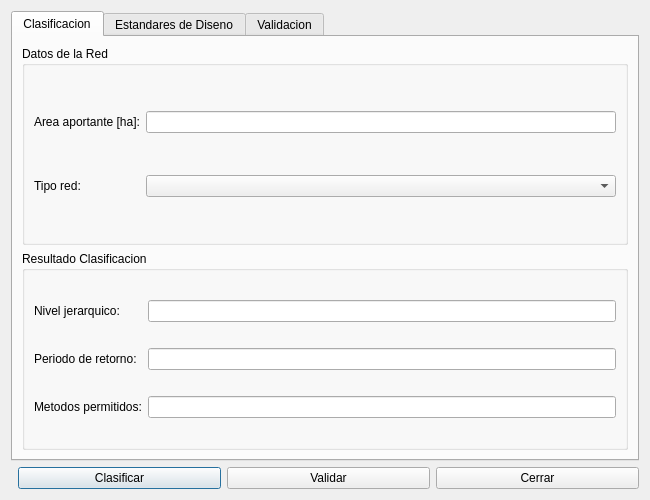
The window that core/ui/toolbars/mdu/mdu_network_hierarchy.ui (JoaquinAlvarado-py/giswater_qgis_plugin_CL) describes before a commit, drawn with Qt 5.
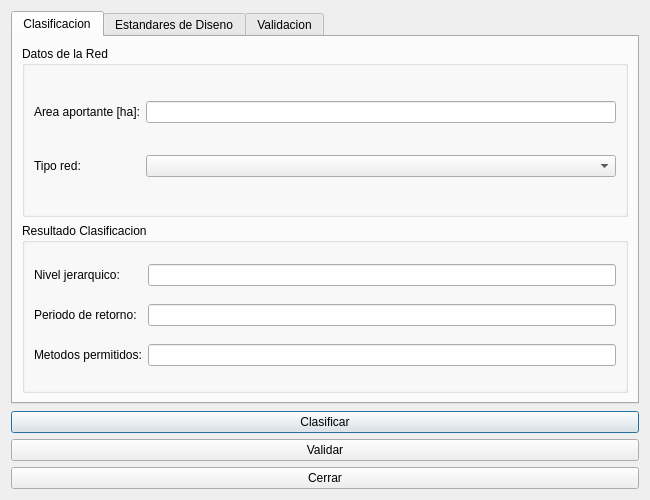
The same window after the commit.

Commit message:
fix: usar QGridLayout lyt_buttons en dialogos MDU
Corrige error 'no attribute lyt_buttons' al abrir dialogos.
Giswater requiere QGridLayout con nombre lyt_buttons para
agregar el boton de ayuda en los dialogos.

```diff
--- a/core/ui/toolbars/mdu/mdu_network_hierarchy.ui
+++ b/core/ui/toolbars/mdu/mdu_network_hierarchy.ui
@@ -69,7 +69,7 @@
     </widget>
    </item>
    <item>
-    <layout class="QHBoxLayout" name="btn_layout">
+    <layout class="QGridLayout" name="lyt_buttons">
      <item><spacer name="spacer"><property name="orientation"><enum>Qt::Horizontal</enum></property></spacer></item>
      <item><widget class="QPushButton" name="btn_classify"><property name="text"><string>Clasificar</string></property></widget></item>
      <item><widget class="QPushButton" name="btn_validate"><property name="text"><string>Validar</string></property></widget></item>
```
The commit also changes 6 other files.
